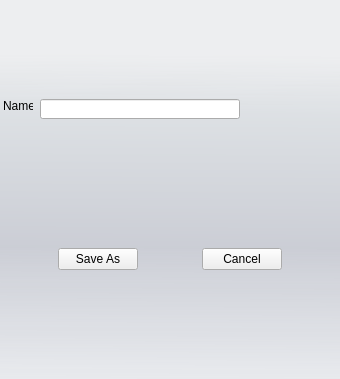
Above: bin/data/ui/ogrescripteditor.ui from realXtend/tundra before the change. Below: the same form after it.
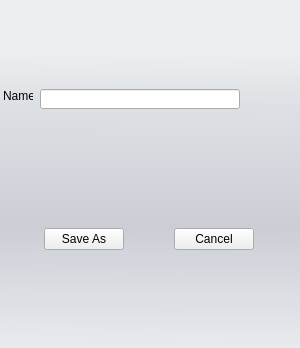
That is the form after the change.

Commit message: Some ui tweaking for inventory-related windows.

Diff of the .ui file:
```diff
--- a/bin/data/ui/ogrescripteditor.ui
+++ b/bin/data/ui/ogrescripteditor.ui
@@ -6,10 +6,16 @@
    <rect>
     <x>0</x>
     <y>0</y>
-    <width>340</width>
-    <height>379</height>
+    <width>300</width>
+    <height>348</height>
    </rect>
   </property>
+  <property name="minimumSize">
+   <size>
+    <width>300</width>
+    <height>200</height>
+   </size>
+  </property>
   <property name="styleSheet">
    <string notr="true">QWidget#MainWidget{
 	background-color: qlineargradient(spread:pad, x1:0.006, y1:0, x2:0, y2:1, stop:0.142045 rgba(229, 234, 243, 50), stop:0.295455 rgba(209, 215, 221, 150), stop:0.65 rgba(179, 183, 196, 150), stop:1 rgba(222, 227, 236, 100));
```
The commit also changes 7 other files.
